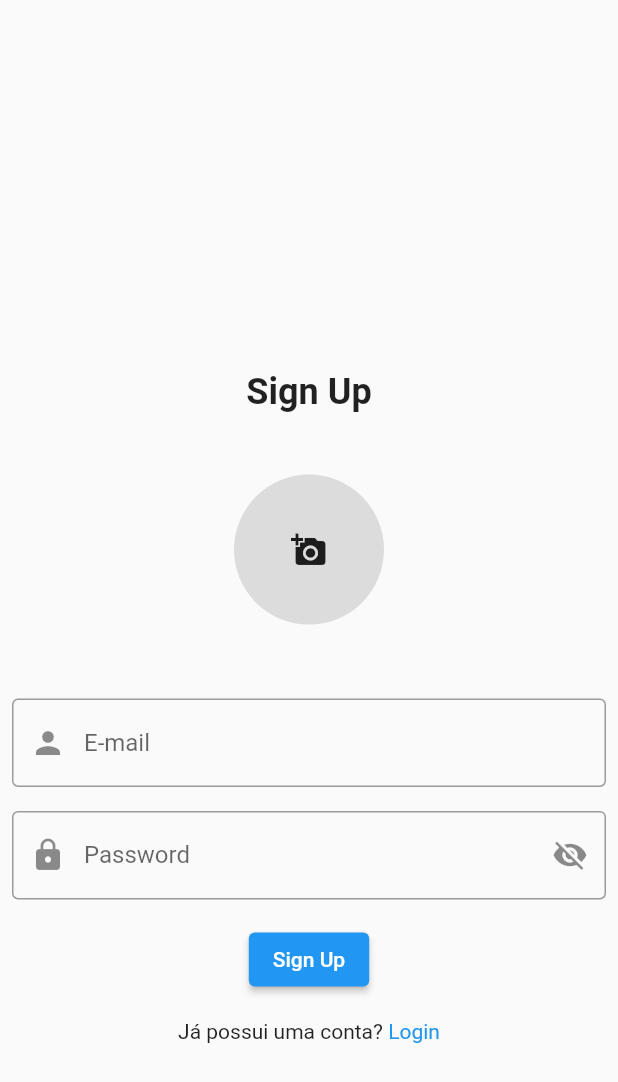
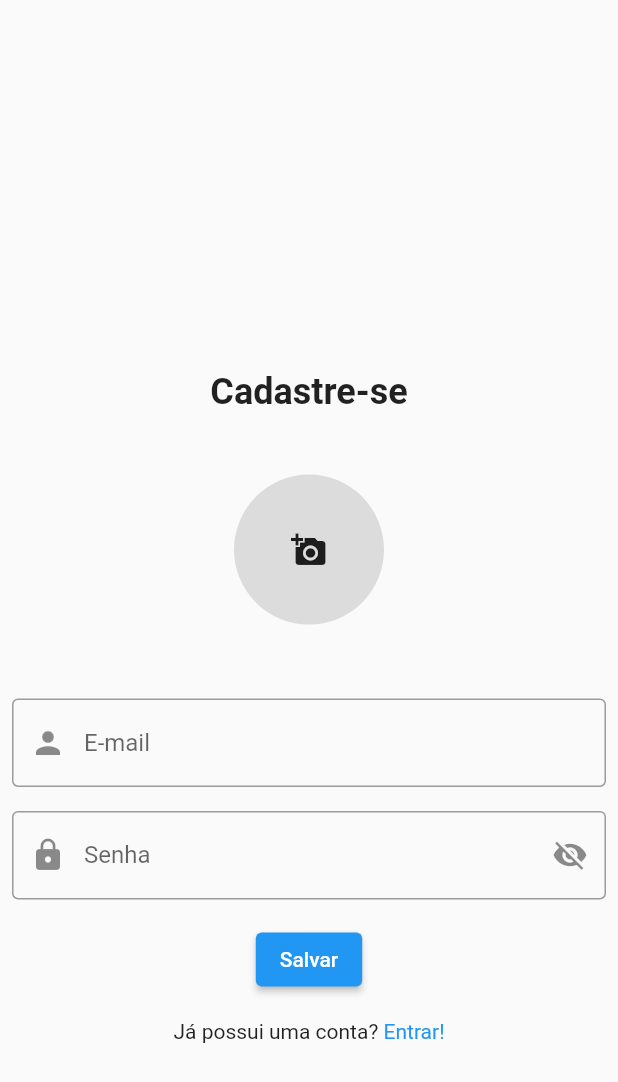
Before and after one commit to brunohoppe/desafio-flutter, a Flutter app: the SignupScreen screen opened directly, after a tap on the "add a photo" icon, on a phone screen of 412 x 824 dp. Shown: the top 1082 px of the screen. Run offline on Flutter 3.47's test engine with Material 2 defaults, Android fonts, the phone set to English and light mode, and no system bars; our stand-ins replace firebase_auth, firebase_core, image_picker; accounts and stored records are empty; network calls fail.

Commit message:
Put user selfie field in signup screen and change texts to pt_BR

```diff
--- a/lib/screens/signin/components/body.dart
+++ b/lib/screens/signin/components/body.dart
@@ -40,7 +40,7 @@ class _BodyState extends State<Body> {
           InputField(
             controller: emailController,
             prefixIcon: Icon(Icons.person),
-            hintText: 'Email',
+            hintText: 'E-mail',
             onChanged: (value) {},
           ),
           InputField(
@@ -52,7 +52,7 @@ class _BodyState extends State<Body> {
                   : Icon(Icons.visibility_off),
               onPressed: showPassword,
             ),
-            hintText: 'Password',
+            hintText: 'Senha',
             obscureText: !showingPassword,
             onChanged: (value) {},
           ),
@@ -65,7 +65,7 @@ class _BodyState extends State<Body> {
                       password: passwordController.text.trim(),
                     );
               },
-              child: Text('Login'),
+              child: Text('Entrar'),
             ),
           ),
           Padding(
--- a/lib/screens/signup/components/body.dart
+++ b/lib/screens/signup/components/body.dart
@@ -1,17 +1,12 @@
 import 'dart:io';
 
 import 'package:flutter/material.dart';
+import 'package:image_picker/image_picker.dart';
 import 'package:provider/provider.dart';
 
 import '../../../auth/authentication_service.dart';
 import '../../../components/input_field.dart';
 import '../../signin/signin_screen.dart';
-
-Future<String> get _localPath async {
-  // final directory = await getApplicationDocumentsDirectory();
-
-  // return directory.path;
-}
 
 class Body extends StatefulWidget {
   const Body({
@@ -26,7 +21,7 @@ class _BodyState extends State<Body> {
   final TextEditingController emailController = TextEditingController();
   final TextEditingController passwordController = TextEditingController();
   File _image;
-  // final picker = ImagePicker();
+  final picker = ImagePicker();
   void showPassword() {
     setState(() {
       showingPassword = !showingPassword;
@@ -34,15 +29,15 @@ class _BodyState extends State<Body> {
   }
 
   Future<void> getImage() async {
-    // final pickedFile = await picker.getImage(source: ImageSource.gallery);
+    final pickedFile = await picker.getImage(source: ImageSource.gallery);
 
-    // setState(() {
-    //   if (pickedFile != null) {
-    //     _image = File(pickedFile.path);
-    //   } else {
-    //     print('No image selected.');
-    //   }
-    // });
+    setState(() {
+      if (pickedFile != null) {
+        _image = File(pickedFile.path);
+      } else {
+        print('Nenhuma imagem selecionada');
+      }
+    });
   }
 
   @override
@@ -51,16 +46,17 @@ class _BodyState extends State<Body> {
     return SingleChildScrollView(
       child: Column(
         mainAxisAlignment: MainAxisAlignment.center,
-        // crossAxisAlignment: CrossAxisAlignment.stretch,
         children: <Widget>[
           SizedBox(height: size.height * 0.3),
           Text(
-            'Sign Up',
+            'Cadastre-se',
             textAlign: TextAlign.center,
             style: TextStyle(fontWeight: FontWeight.bold, fontSize: 24.0),
           ),
           SizedBox(height: size.height * 0.05),
-          GestureDetector(
+          Center(
+            child: GestureDetector(
+              // TODO: Save user selfie in database
               onTap: getImage,
               child: Container(
                 width: 100.0,
@@ -69,10 +65,20 @@ class _BodyState extends State<Body> {
                   color: Colors.black12,
                   borderRadius: BorderRadius.circular(50),
                 ),
-              child: Icon(Icons.add_a_photo),
+                child: _image == null
+                    ? Icon(Icons.add_a_photo)
+                    : ClipRRect(
+                        child: Image.file(
+                          _image,
+                          fit: BoxFit.fill,
+                        ),
+                        borderRadius: BorderRadius.circular(50),
+                      ),
+              ),
             ),
           ),
           SizedBox(height: size.height * 0.05),
+          // TODO Confirm password field
           InputField(
             controller: emailController,
             prefixIcon: Icon(Icons.person),
@@ -88,7 +94,7 @@ class _BodyState extends State<Body> {
                   : Icon(Icons.visibility_off),
               onPressed: showPassword,
             ),
-            hintText: 'Password',
+            hintText: 'Senha',
             obscureText: !showingPassword,
             onChanged: (value) {},
           ),
@@ -101,7 +107,7 @@ class _BodyState extends State<Body> {
                       password: passwordController.text.trim(),
                     );
               },
-              child: Text('Sign Up'),
+              child: Text('Salvar'),
             ),
           ),
           Padding(
@@ -124,7 +130,7 @@ class _BodyState extends State<Body> {
                       );
                     },
                     child: Text(
-                      'Login',
+                      'Entrar!',
                       style: TextStyle(
                         color: Colors.blue,
                       ),
--- a/pubspec.yaml
+++ b/pubspec.yaml
@@ -36,6 +36,7 @@ dependencies:
   # firebase_auth: ^1.0.0
 
   provider:
+  image_picker: ^0.7.2
 
 dev_dependencies:
   flutter_test:
```
Also changed, not shown: pubspec.lock. Lines whose indentation alone changed are shown as unchanged.
